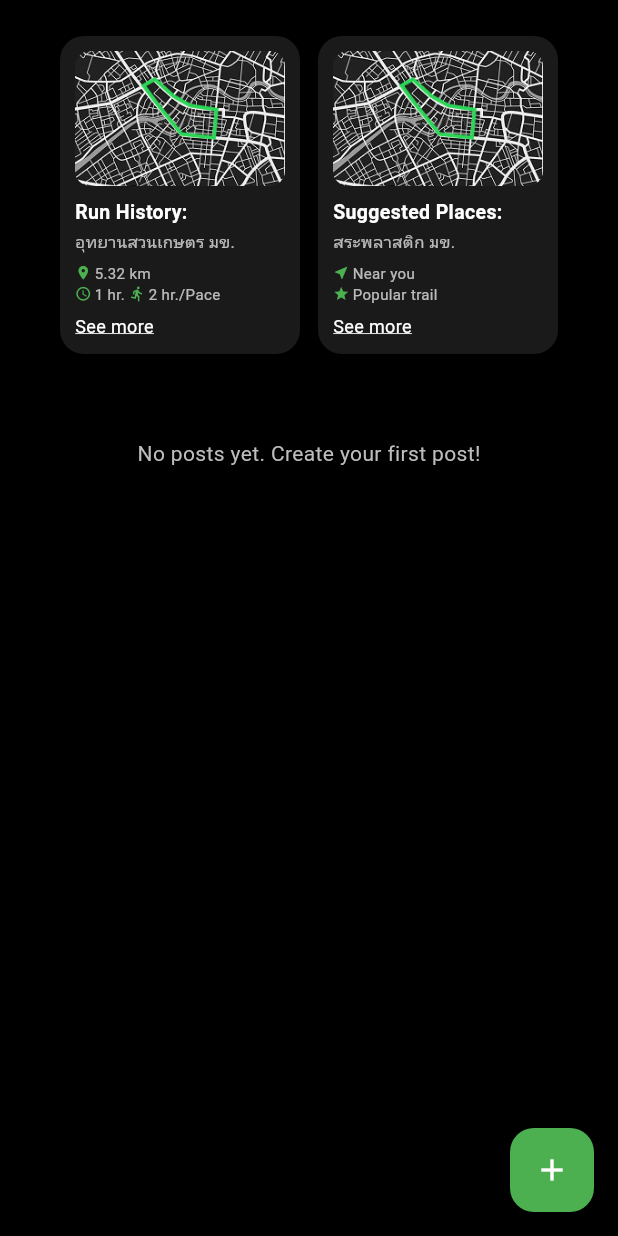
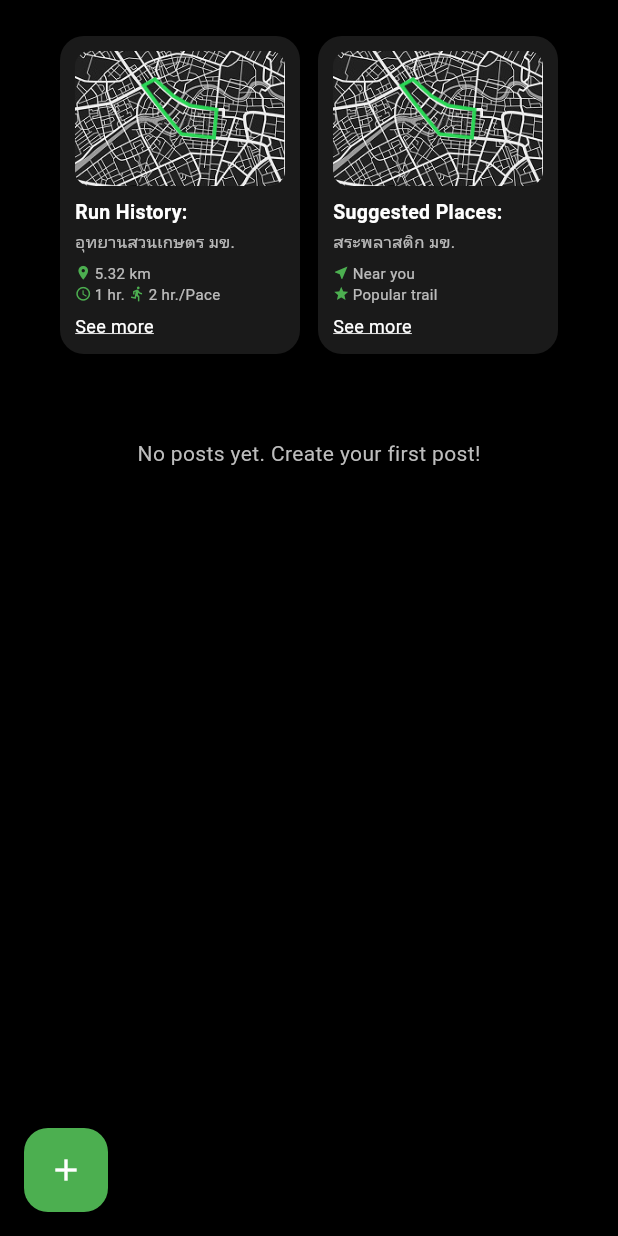
Before and after one commit to November567/Werun, a Flutter app: the HomeScreen screen opened directly, on a phone screen of 412 x 824 dp. Run offline on Flutter 3.47's test engine with Material 3 defaults, Android fonts, the light colour scheme and no system bars; our stand-ins replace cloud_firestore, firebase_auth, firebase_core, firebase_storage, flutter_dotenv, flutter_map and 4 more; accounts and stored records are empty; network calls fail.

Commit message:
move buttompost pang

```diff
--- a/lib/features/view/screens/home_screen.dart
+++ b/lib/features/view/screens/home_screen.dart
@@ -3,7 +3,7 @@ import '../components/run_history_card.dart';
 import '../components/suggested_places_card.dart';
 import '../components/friend_activity_card.dart';
 import 'create_post_screen.dart';
-import 'view_detail_screen.dart'; // ✅ เพิ่ม
+import 'view_detail_screen.dart';
 import '../../models/post.dart';
 import '../../services/post_service.dart';
 
@@ -16,19 +16,22 @@ class HomeScreen extends StatelessWidget {
 
     return Scaffold(
       backgroundColor: Colors.black,
+
+      // ✅ ปุ่ม +
       floatingActionButton: FloatingActionButton(
         onPressed: () {
           Navigator.push(
             context,
-            MaterialPageRoute(
-              builder: (context) => const CreatePostScreen(),
-            ),
+            MaterialPageRoute(builder: (context) => const CreatePostScreen()),
           );
         },
         backgroundColor: Colors.green,
         child: const Icon(Icons.add, color: Colors.white),
       ),
-      floatingActionButtonLocation: FloatingActionButtonLocation.endFloat,
+
+      // ✅ เปลี่ยนจาก endFloat → startFloat (ย้ายไปซ้ายล่าง)
+      floatingActionButtonLocation: FloatingActionButtonLocation.startFloat,
+
       body: SingleChildScrollView(
         child: Column(
           children: [
@@ -48,6 +51,7 @@ class HomeScreen extends StatelessWidget {
                 ),
               ),
             ),
+
             const SizedBox(height: 24),
 
             // Friend Activities
@@ -59,8 +63,7 @@ class HomeScreen extends StatelessWidget {
                   if (snapshot.connectionState == ConnectionState.waiting) {
                     return const Center(
                       child: CircularProgressIndicator(
-                        valueColor:
-                            AlwaysStoppedAnimation<Color>(Colors.green),
+                        valueColor: AlwaysStoppedAnimation<Color>(Colors.green),
                       ),
                     );
                   }
@@ -89,18 +92,15 @@ class HomeScreen extends StatelessWidget {
                   }
 
                   return Column(
-                    children: posts
-                        .map(
-                          (post) => Column(
+                    children: posts.map((post) {
+                      return Column(
                         children: [
-                              // ✅ ห่อด้วย GestureDetector
                           GestureDetector(
                             onTap: () {
                               Navigator.push(
                                 context,
                                 MaterialPageRoute(
-                                      builder: (_) =>
-                                          ViewDetailScreen(post: post),
+                                  builder: (_) => ViewDetailScreen(post: post),
                                 ),
                               );
                             },
@@ -141,13 +141,13 @@ class HomeScreen extends StatelessWidget {
                           ),
                           const SizedBox(height: 20),
                         ],
-                          ),
-                        )
-                        .toList(),
+                      );
+                    }).toList(),
                   );
                 },
               ),
             ),
+
             const SizedBox(height: 100),
           ],
         ),
```
Lines whose indentation alone changed are shown as unchanged.
